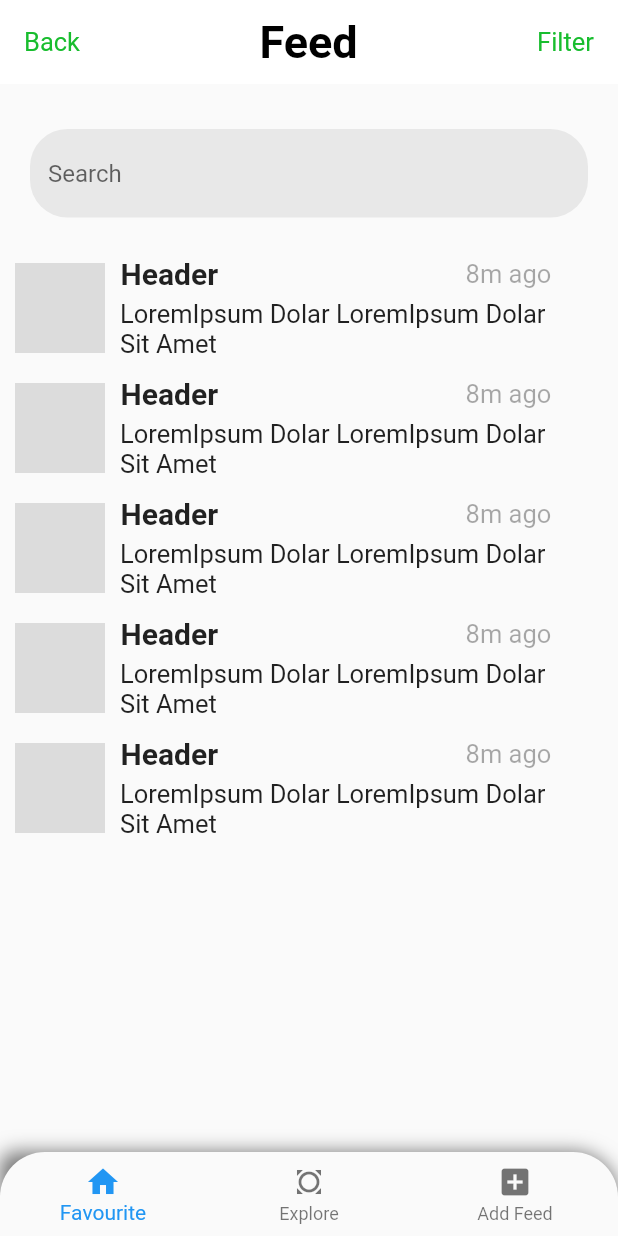
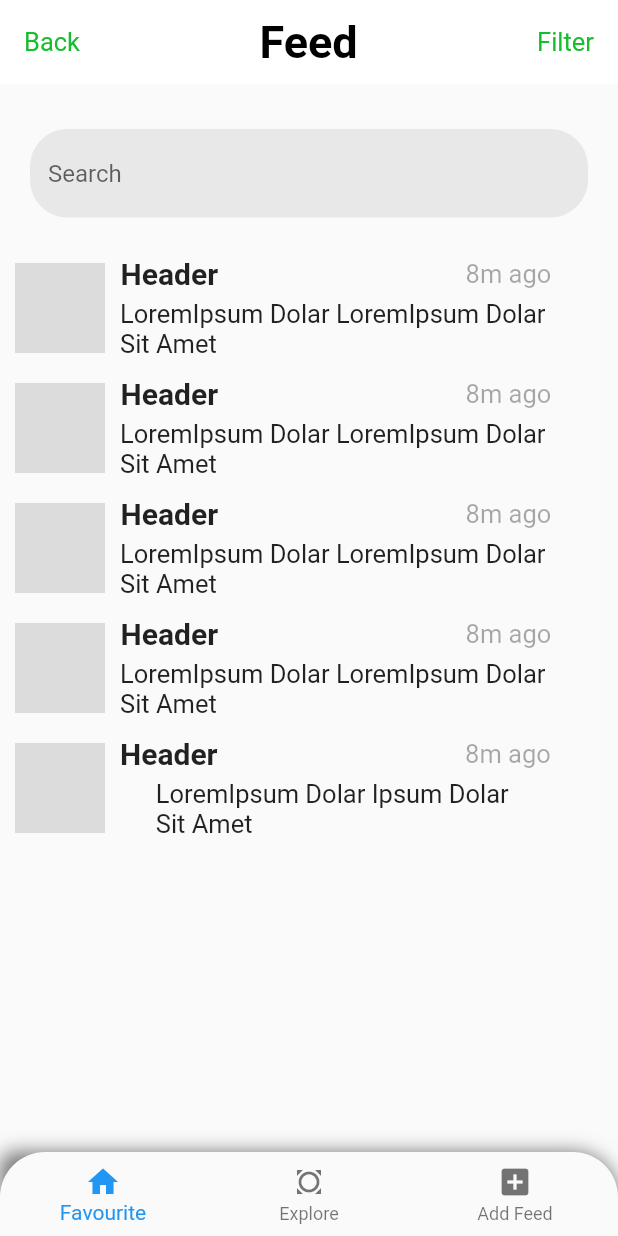
Before and after one commit to bedirhanayydin/Flutter-Application, a Flutter app: the FeedScreen screen opened directly, on a phone screen of 412 x 824 dp. Run offline on Flutter 3.47's test engine with Material 2 defaults, Android fonts, the phone set to English and light mode, and no system bars; our stand-ins replace font_awesome_flutter.

```diff
--- a/lib/pages/feed_screen.dart
+++ b/lib/pages/feed_screen.dart
@@ -270,7 +270,7 @@
                           height: 5,
                         ),
                         Text(
-                          'LoremIpsum Dolar LoremIpsum Dolar \nSit Amet',
+                          'LoremIpsum Dolar Ipsum Dolar \nSit Amet',
                           style: TextStyle(
                               fontWeight: FontWeight.normal, fontSize: 17),
                         ),
```
